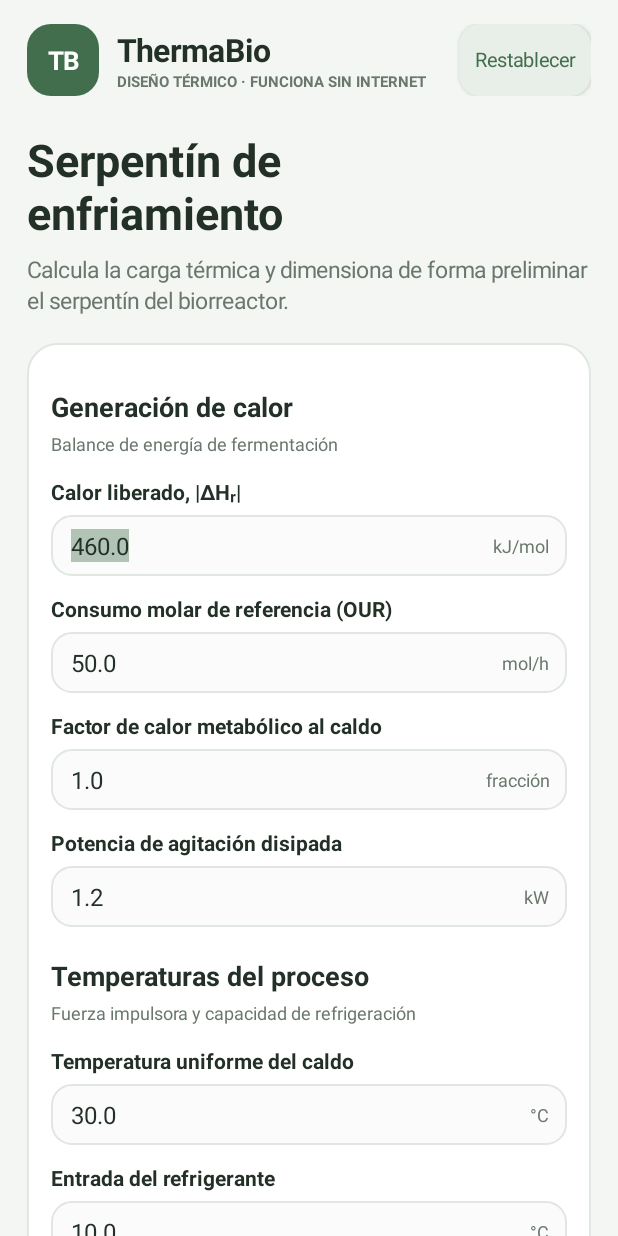
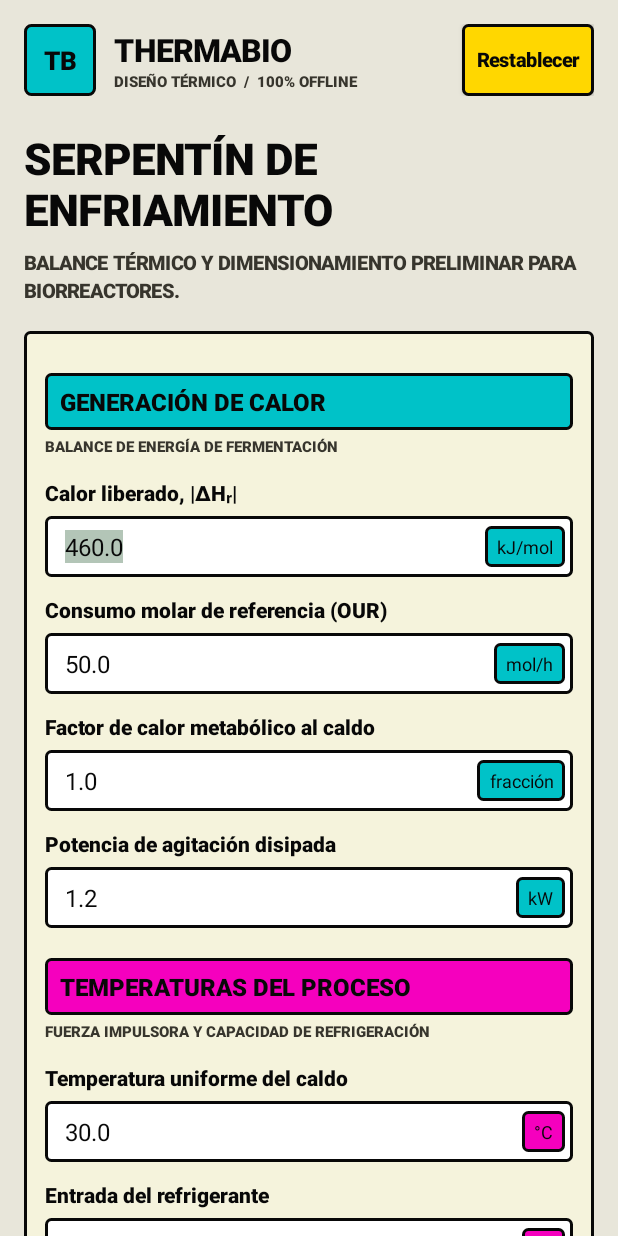
Before and after one commit to eslaking289/serpentin-biorreactor, an Android app: the screen it shows after launch (MainActivity), on a phone screen of 412 x 824 dp. Run offline under Robolectric (Android 15) with nearby library versions, the phone set to English and light mode, and no system bars.

Commit message:
Redesign Android app in neo-brutalist style

```diff
--- a/android/app/build.gradle
+++ b/android/app/build.gradle
@@ -10,8 +10,8 @@ android {
         applicationId 'com.thermabio.app'
         minSdk 23
         targetSdk 35
-        versionCode 1
-        versionName '1.0.0'
+        versionCode 2
+        versionName '1.1.0'
     }
 
     compileOptions {
--- a/android/app/src/main/java/com/thermabio/app/MainActivity.java
+++ b/android/app/src/main/java/com/thermabio/app/MainActivity.java
@@ -31,11 +31,14 @@ import java.util.Map;
 
 public class MainActivity extends Activity {
     private static final int CREATE_CSV = 41;
-    private static final int INK = Color.rgb(35, 48, 39);
-    private static final int MUTED = Color.rgb(105, 119, 108);
-    private static final int GREEN = Color.rgb(66, 110, 77);
-    private static final int BG = Color.rgb(244, 246, 243);
-    private static final int LINE = Color.rgb(224, 231, 225);
+    private static final int INK = Color.rgb(8, 8, 8);
+    private static final int MUTED = Color.rgb(55, 53, 45);
+    private static final int TEAL = Color.rgb(0, 194, 200);
+    private static final int MAGENTA = Color.rgb(245, 0, 190);
+    private static final int YELLOW = Color.rgb(255, 215, 0);
+    private static final int PAPER = Color.rgb(245, 243, 220);
+    private static final int BG = Color.rgb(232, 230, 218);
+    private static final int LINE = Color.BLACK;
 
     private static final class Spec {
         final String key, label, unit, group;
@@ -60,8 +63,8 @@ public class MainActivity extends Activity {
 
     @Override protected void onCreate(Bundle state) {
         super.onCreate(state);
-        getWindow().setStatusBarColor(BG);
-        getWindow().setNavigationBarColor(BG);
+        getWindow().setStatusBarColor(PAPER);
+        getWindow().setNavigationBarColor(PAPER);
         getWindow().getDecorView().setSystemUiVisibility(View.SYSTEM_UI_FLAG_LIGHT_STATUS_BAR | View.SYSTEM_UI_FLAG_LIGHT_NAVIGATION_BAR);
         preferences = getSharedPreferences("thermabio-local", MODE_PRIVATE);
         defineInputs();
@@ -103,29 +106,29 @@ public class MainActivity extends Activity {
         scrollView.setBackgroundColor(BG);
         LinearLayout page = new LinearLayout(this);
         page.setOrientation(LinearLayout.VERTICAL);
-        page.setPadding(dp(18), dp(12), dp(18), dp(34));
+        page.setPadding(dp(16), dp(12), dp(16), dp(34));
         scrollView.addView(page);
 
         LinearLayout brand = new LinearLayout(this);
         brand.setGravity(Gravity.CENTER_VERTICAL);
-        TextView mark = text("TB", 17, Color.WHITE, true);
+        TextView mark = text("TB", 17, INK, true);
         mark.setGravity(Gravity.CENTER);
-        mark.setBackground(rounded(GREEN, 16, null));
+        mark.setBackground(rounded(TEAL, 4, INK));
         brand.addView(mark, new LinearLayout.LayoutParams(dp(48), dp(48)));
         LinearLayout brandCopy = new LinearLayout(this);
         brandCopy.setOrientation(LinearLayout.VERTICAL);
         brandCopy.setPadding(dp(12), 0, 0, 0);
-        brandCopy.addView(text("ThermaBio", 21, INK, true));
-        brandCopy.addView(text("DISEÑO TÉRMICO · FUNCIONA SIN INTERNET", 10, MUTED, true));
+        brandCopy.addView(text("THERMABIO", 21, INK, true));
+        brandCopy.addView(text("DISEÑO TÉRMICO  /  100% OFFLINE", 10, MUTED, true));
         brand.addView(brandCopy, new LinearLayout.LayoutParams(0, -2, 1));
         Button reset = smallButton("Restablecer");
         reset.setOnClickListener(v -> resetInputs());
         brand.addView(reset);
         page.addView(brand, margins(0, 4, 0, 22));
 
-        TextView title = text("Serpentín de\nenfriamiento", 30, INK, true);
+        TextView title = text("SERPENTÍN DE\nENFRIAMIENTO", 29, INK, true);
         page.addView(title, margins(0, 0, 0, 7));
-        TextView intro = text("Calcula la carga térmica y dimensiona de forma preliminar el serpentín del biorreactor.", 15, MUTED, false);
+        TextView intro = text("BALANCE TÉRMICO Y DIMENSIONAMIENTO PRELIMINAR PARA BIORREACTORES.", 13, MUTED, true);
         intro.setLineSpacing(dp(3), 1f);
         page.addView(intro, margins(0, 0, 0, 18));
 
@@ -135,9 +138,12 @@ public class MainActivity extends Activity {
         for (Spec spec : specs) {
             if (!spec.group.equals(currentGroup)) {
                 currentGroup = spec.group;
-                TextView heading = text(currentGroup, 18, INK, true);
+                TextView heading = text(currentGroup.toUpperCase(Locale.ROOT), 16, INK, true);
+                int groupAccent = currentGroup.equals("Generación de calor") ? TEAL : currentGroup.equals("Temperaturas del proceso") ? MAGENTA : YELLOW;
+                heading.setPadding(dp(10), dp(8), dp(10), dp(8));
+                heading.setBackground(rounded(groupAccent, 3, INK));
                 formCard.addView(heading, margins(0, 14, 0, 4));
-                TextView note = text(groupNote(currentGroup), 12, MUTED, false);
+                TextView note = text(groupNote(currentGroup).toUpperCase(Locale.ROOT), 10, MUTED, true);
                 formCard.addView(note, margins(0, 0, 0, 8));
             }
             addEditor(formCard, spec);
@@ -145,11 +151,11 @@ public class MainActivity extends Activity {
 
         Button calculate = new Button(this);
         calculate.setText("Calcular diseño");
-        calculate.setTextColor(Color.WHITE);
+        calculate.setTextColor(INK);
         calculate.setTextSize(16);
         calculate.setAllCaps(false);
-        calculate.setTypeface(Typeface.DEFAULT, Typeface.BOLD);
-        calculate.setBackground(rounded(GREEN, 16, null));
+        calculate.setTypeface(Typeface.create("sans-serif-black", Typeface.NORMAL));
+        calculate.setBackground(rounded(TEAL, 3, INK));
         calculate.setPadding(dp(16), dp(10), dp(16), dp(10));
         calculate.setOnClickListener(v -> {
             ((InputMethodManager) getSystemService(Context.INPUT_METHOD_SERVICE)).hideSoftInputFromWindow(calculate.getWindowToken(), 0);
@@ -161,7 +167,7 @@ public class MainActivity extends Activity {
         LinearLayout output = card();
         resultsCard = output;
         page.addView(output, margins(0, 0, 0, 12));
-        TextView resultsTitle = text("Resultados del diseño", 20, INK, true);
+        TextView resultsTitle = text("RESULTADOS DEL DISEÑO", 20, INK, true);
         output.addView(resultsTitle, margins(0, 0, 0, 4));
         statusText = text("Completa los parámetros para calcular.", 13, MUTED, false);
         output.addView(statusText, margins(0, 0, 0, 14));
@@ -185,7 +191,7 @@ public class MainActivity extends Activity {
         });
         output.addView(export, margins(0, 18, 0, 0));
 
-        TextView disclaimer = text("Estimación académica preliminar. Verifica propiedades y correlaciones antes de fabricar u operar un equipo.", 12, MUTED, false);
+        TextView disclaimer = text("ESTIMACIÓN ACADÉMICA PRELIMINAR. VERIFICA PROPIEDADES Y CORRELACIONES ANTES DE FABRICAR U OPERAR UN EQUIPO.", 11, MUTED, true);
         disclaimer.setLineSpacing(dp(3), 1f);
         page.addView(disclaimer, margins(2, 0, 2, 0));
         setContentView(scrollView);
@@ -204,7 +210,7 @@ public class MainActivity extends Activity {
         cell.addView(label, margins(0, 6, 0, 6));
         LinearLayout row = new LinearLayout(this);
         row.setGravity(Gravity.CENTER_VERTICAL);
-        row.setBackground(rounded(Color.rgb(250, 251, 250), 13, LINE));
+        row.setBackground(rounded(Color.WHITE, 3, INK));
         EditText edit = new EditText(this);
         edit.setSingleLine(true);
         edit.setTextSize(16);
@@ -219,8 +225,13 @@ public class MainActivity extends Activity {
         row.addView(edit, new LinearLayout.LayoutParams(0, -2, 1));
         TextView unit = text(spec.unit, 12, MUTED, false);
         unit.setGravity(Gravity.CENTER_VERTICAL | Gravity.RIGHT);
-        unit.setPadding(dp(5), 0, dp(12), 0);
-        row.addView(unit, new LinearLayout.LayoutParams(-2, -1));
+        int unitAccent = spec.group.equals("Temperaturas del proceso") ? MAGENTA : spec.group.equals("Transferencia y geometría") ? YELLOW : TEAL;
+        unit.setTextColor(INK);
+        unit.setBackground(rounded(unitAccent, 3, INK));
+        unit.setPadding(dp(8), dp(5), dp(8), dp(5));
+        LinearLayout.LayoutParams unitParams = new LinearLayout.LayoutParams(-2, -2);
+        unitParams.setMargins(0, dp(5), dp(5), dp(5));
+        row.addView(unit, unitParams);
         cell.addView(row);
         parent.addView(cell, margins(0, 0, 0, 6));
         edit.addTextChangedListener(new TextWatcher() {
@@ -249,7 +260,7 @@ public class MainActivity extends Activity {
         } catch (IllegalArgumentException ex) {
             resultValues.clear();
             statusText.setText(ex.getMessage());
-            statusText.setTextColor(Color.rgb(164, 73, 57));
+        statusText.setTextColor(MAGENTA);
             summaryGrid.removeAllViews();
             resultRows.removeAllViews();
             if (notify) Toast.makeText(this, ex.getMessage(), Toast.LENGTH_LONG).show();
@@ -335,7 +346,7 @@ public class MainActivity extends Activity {
     private void renderResults(Map<String, String> result) {
         resultValues.clear(); resultValues.putAll(result);
         statusText.setText("Actualizado en vivo · cálculos realizados en este teléfono");
-        statusText.setTextColor(GREEN);
+        statusText.setTextColor(INK);
         summaryGrid.removeAllViews(); resultRows.removeAllViews();
         String[][] keyRows = {{"Carga térmica total", "Área exterior requerida"}, {"Longitud de tubo", "Caudal másico requerido"}};
         for (String[] keys : keyRows) {
@@ -344,7 +355,8 @@ public class MainActivity extends Activity {
                 LinearLayout tile = new LinearLayout(this);
                 tile.setOrientation(LinearLayout.VERTICAL);
                 tile.setPadding(dp(12), dp(12), dp(10), dp(12));
-                tile.setBackground(rounded(Color.rgb(241, 246, 241), 15, null));
+                int accent = (summaryGrid.getChildCount() + (keys[0].equals(key) ? 0 : 1)) % 2 == 0 ? TEAL : YELLOW;
+                tile.setBackground(rounded(accent, 3, INK));
                 TextView label = text(key, 11, MUTED, true);
                 TextView value = text(result.get(key), 17, INK, true);
                 tile.addView(label); tile.addView(value, margins(0, 6, 0, 0));
@@ -359,13 +371,14 @@ public class MainActivity extends Activity {
             line.setGravity(Gravity.CENTER_VERTICAL);
             TextView label = text(entry.getKey(), 13, MUTED, false);
             TextView value = text(entry.getValue(), 13, INK, true);
+            value.setMaxWidth(dp(150));
             value.setGravity(Gravity.RIGHT | Gravity.CENTER_VERTICAL);
             line.addView(label, new LinearLayout.LayoutParams(0, -2, 1));
             line.addView(value, new LinearLayout.LayoutParams(-2, -2));
-            resultRows.addView(line, margins(0, 0, 0, 10));
+            resultRows.addView(line, margins(0, 0, 0, 8));
             View divider = new View(this); divider.setBackgroundColor(LINE);
-            resultRows.addView(divider, new LinearLayout.LayoutParams(-1, dp(1)));
-            View space = new View(this); resultRows.addView(space, new LinearLayout.LayoutParams(-1, dp(9)));
+            resultRows.addView(divider, new LinearLayout.LayoutParams(-1, dp(2)));
+            View space = new View(this); resultRows.addView(space, new LinearLayout.LayoutParams(-1, dp(7)));
         }
     }
 
@@ -397,25 +410,26 @@ public class MainActivity extends Activity {
     private LinearLayout card() {
         LinearLayout layout = new LinearLayout(this);
         layout.setOrientation(LinearLayout.VERTICAL);
-        layout.setPadding(dp(16), dp(16), dp(16), dp(16));
-        layout.setBackground(rounded(Color.WHITE, 20, LINE));
+        layout.setPadding(dp(14), dp(14), dp(14), dp(14));
+        layout.setBackground(rounded(PAPER, 3, INK));
         return layout;
     }
     private TextView text(String value, float size, int color, boolean bold) {
         TextView view = new TextView(this);
         view.setText(value); view.setTextSize(size); view.setTextColor(color);
-        if (bold) view.setTypeface(Typeface.DEFAULT, Typeface.BOLD);
+        if (bold) view.setTypeface(Typeface.create("sans-serif-black", Typeface.NORMAL));
         return view;
     }
     private Button smallButton(String title) {
         Button button = new Button(this);
-        button.setText(title); button.setTextSize(13); button.setTextColor(GREEN); button.setAllCaps(false);
-        button.setBackground(rounded(Color.rgb(232, 239, 232), 14, null));
+        button.setText(title); button.setTextSize(13); button.setTextColor(INK); button.setAllCaps(false);
+        button.setTypeface(Typeface.create("sans-serif-black", Typeface.NORMAL));
+        button.setBackground(rounded(title.toLowerCase(Locale.ROOT).contains("restablecer") ? YELLOW : MAGENTA, 3, INK));
         return button;
     }
     private GradientDrawable rounded(int color, int radius, Integer stroke) {
         GradientDrawable d = new GradientDrawable(); d.setColor(color); d.setCornerRadius(dp(radius));
-        if (stroke != null) d.setStroke(dp(1), stroke);
+        if (stroke != null) d.setStroke(dp(2), stroke);
         return d;
     }
     private LinearLayout.LayoutParams margins(int left, int top, int right, int bottom) {
--- /dev/null
+++ b/android/app/src/main/res/drawable/app_icon.xml
@@ -0,0 +1,12 @@
+<vector xmlns:android="http://schemas.android.com/apk/res/android"
+    android:width="512dp"
+    android:height="512dp"
+    android:viewportWidth="512"
+    android:viewportHeight="512">
+    <path android:fillColor="#F5F3DC" android:pathData="M0,0h512v512h-512z" />
+    <path android:fillColor="#00000000" android:strokeColor="#080808" android:strokeWidth="18" android:pathData="M18,18h476v476h-476z" />
+    <path android:fillColor="#00000000" android:strokeColor="#080808" android:strokeWidth="34" android:strokeLineCap="square" android:strokeLineJoin="round" android:pathData="M112,116h270c38,0 38,48 0,48h-270c-38,0 -38,48 0,48h270c38,0 38,48 0,48h-270c-38,0 -38,48 0,48h270c38,0 38,48 0,48h-270c-38,0 -38,48 0,48h270" />
+    <path android:fillColor="#00000000" android:strokeColor="#00C2C8" android:strokeWidth="22" android:strokeLineCap="square" android:strokeLineJoin="round" android:pathData="M112,116h270c38,0 38,48 0,48h-270c-38,0 -38,48 0,48h270c38,0 38,48 0,48h-270c-38,0 -38,48 0,48h270c38,0 38,48 0,48h-270c-38,0 -38,48 0,48h270" />
+    <path android:fillColor="#F500BE" android:pathData="M91,116a21,21 0,1 0,42 0a21,21 0,1 0,-42 0" />
+    <path android:fillColor="#FFD700" android:pathData="M361,452a21,21 0,1 0,42 0a21,21 0,1 0,-42 0" />
+</vector>
```
Also changed, not shown: android/app/src/main/res/drawable/app_icon.png (deleted), 1 other file.
